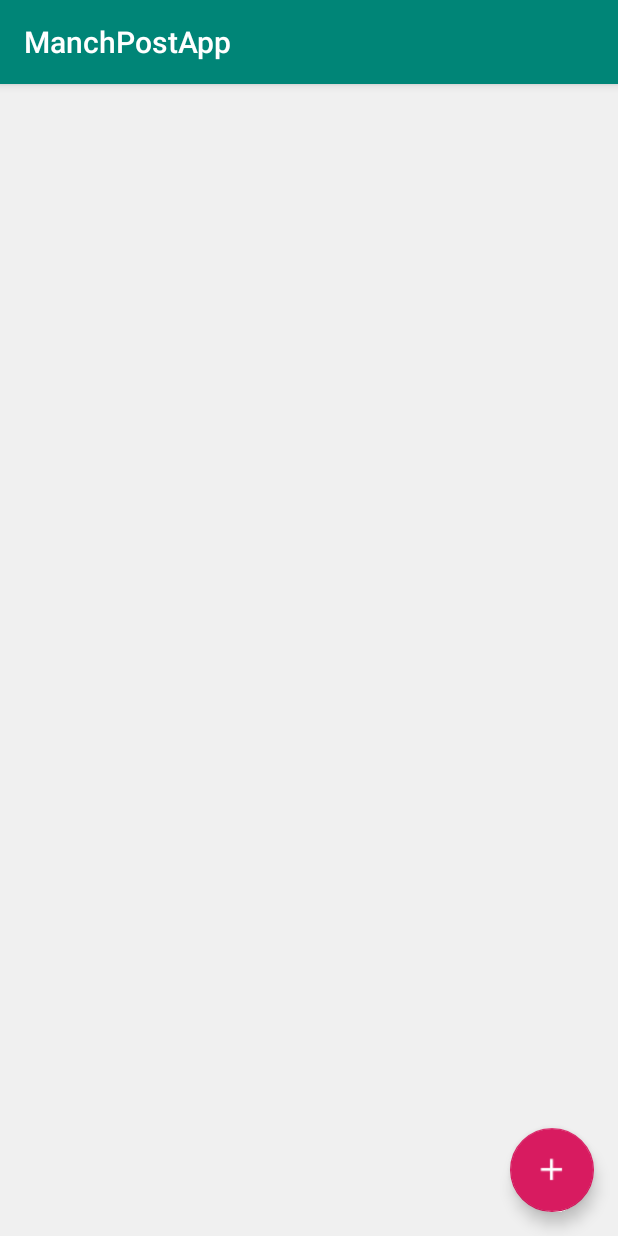
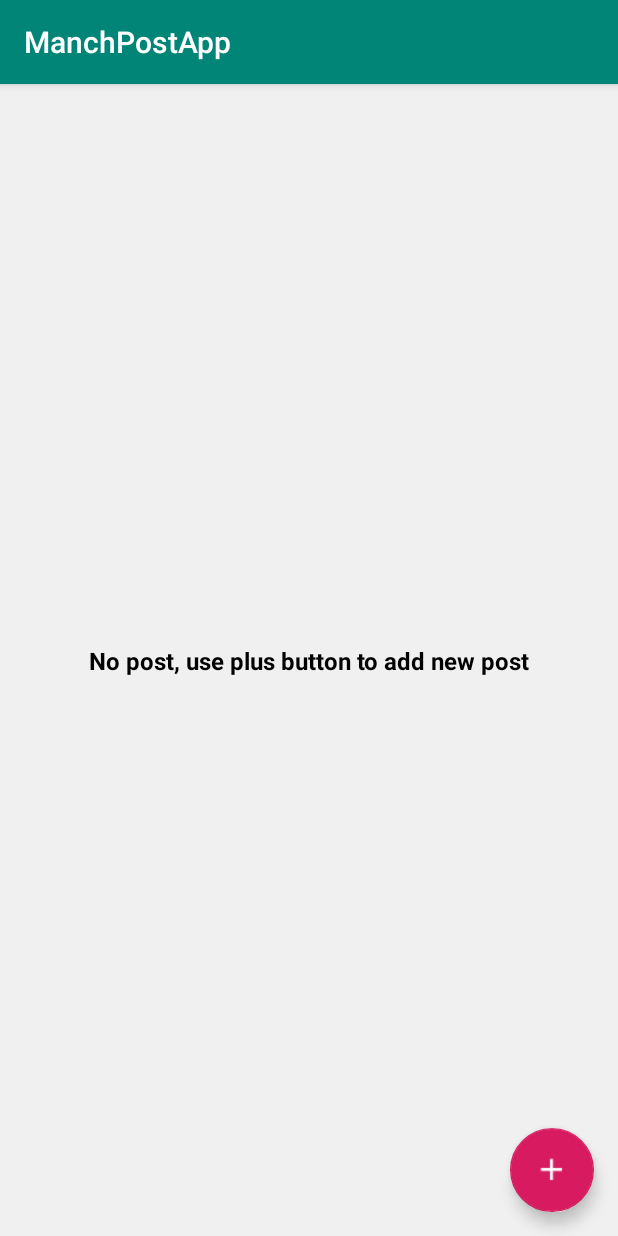
Before and after one commit to iqubalashraf/ManchTestApp, an Android app: the screen it shows after launch (MainActivity), on a phone screen of 412 x 824 dp. Run offline under Robolectric (Android 15) with nearby library versions, the phone set to English and light mode, and no system bars; our stand-ins replace Room's generated code.

Commit message:
Added no post msg

```diff
--- a/app/build.gradle
+++ b/app/build.gradle
@@ -24,34 +24,13 @@ android {
 
 dependencies {
     implementation 'com.android.support.constraint:constraint-layout:1.1.3'
-    implementation fileTree(dir: 'libs', include: ['*.jar'])
     implementation 'com.android.support:appcompat-v7:27.0.2'
     implementation 'com.android.support:design:27.0.2'
-    testImplementation 'junit:junit:4.12'
-    androidTestImplementation 'com.android.support.test:runner:1.0.1'
-    androidTestImplementation 'com.android.support.test.espresso:espresso-core:3.0.1'
-
-    /*android room from developers android*/
-
-    // ViewModel and LiveData
     implementation "android.arch.lifecycle:extensions:1.1.0"
-    // alternatively, just ViewModel
     implementation "android.arch.lifecycle:viewmodel:1.1.0"
-    // alternatively, just LiveData
     implementation "android.arch.lifecycle:livedata:1.1.0"
-
     annotationProcessor "android.arch.lifecycle:compiler:1.1.0"
-
-    // Room (use 1.1.0-alpha1 for latest alpha)
     implementation "android.arch.persistence.room:runtime:1.0.0"
     annotationProcessor "android.arch.persistence.room:compiler:1.0.0"
 
-    // Paging
-    implementation "android.arch.paging:runtime:1.0.0-alpha5"
-
-    // Test helpers for LiveData
-    testImplementation "android.arch.core:core-testing:1.1.0"
-
-    // Test helpers for Room
-    testImplementation "android.arch.persistence.room:testing:1.0.0"
 }
--- a/app/src/main/java/com/app/manchpostapp/MainActivity.java
+++ b/app/src/main/java/com/app/manchpostapp/MainActivity.java
@@ -6,6 +6,8 @@ import android.support.design.widget.FloatingActionButton;
 import android.support.v7.app.AppCompatActivity;
 import android.support.v7.widget.LinearLayoutManager;
 import android.support.v7.widget.RecyclerView;
+import android.view.View;
+import android.widget.TextView;
 
 import com.app.manchpostapp.adapters.PostListAdapter;
 import com.app.manchpostapp.data.Post;
@@ -21,6 +23,7 @@ public class MainActivity extends AppCompatActivity {
     FloatingActionButton fab_add_post;
     RecyclerView post_list;
     private PostListAdapter adapter;
+    TextView tv_no_post;
 
     @Override
     protected void onCreate(Bundle savedInstanceState) {
@@ -30,11 +33,16 @@ public class MainActivity extends AppCompatActivity {
         initializeListener();
         PostViewModel model = ViewModelProviders.of(this).get(PostViewModel.class);
         model.getPosts().observe(this, posts -> {
-            if (posts != null) {
+            if (posts != null && posts.size() > 0) {
+                post_list.setVisibility(View.VISIBLE);
+                tv_no_post.setVisibility(View.GONE);
                 Collections.reverse(posts);
                 postList = posts;
                 adapter.setPosts(posts);
                 adapter.notifyDataSetChanged();
+            } else {
+                post_list.setVisibility(View.GONE);
+                tv_no_post.setVisibility(View.VISIBLE);
             }
         });
 
@@ -43,6 +51,7 @@ public class MainActivity extends AppCompatActivity {
 
     private void initialize() {
         adapter = new PostListAdapter();
+        tv_no_post = findViewById(R.id.tv_no_post);
         fab_add_post = findViewById(R.id.fab_add_post);
         post_list = findViewById(R.id.post_list);
         post_list.setLayoutManager(new LinearLayoutManager(this));
--- a/app/src/main/res/layout/activity_main.xml
+++ b/app/src/main/res/layout/activity_main.xml
@@ -10,15 +10,28 @@
     <android.support.v7.widget.RecyclerView
         android:id="@+id/post_list"
         android:layout_width="match_parent"
-        android:layout_height="match_parent"/>
+        android:layout_height="match_parent" />
 
     <android.support.design.widget.FloatingActionButton
         android:id="@+id/fab_add_post"
+        android:layout_width="wrap_content"
+        android:layout_height="wrap_content"
+        android:layout_margin="@dimen/android_default_margin"
+        android:src="@drawable/baseline_add_white_18"
+        app:layout_constraintBottom_toBottomOf="parent"
+        app:layout_constraintEnd_toEndOf="parent" />
+
+    <TextView
+        android:id="@+id/tv_no_post"
+        android:layout_width="wrap_content"
+        android:layout_height="wrap_content"
+        app:layout_constraintBottom_toBottomOf="parent"
         app:layout_constraintEnd_toEndOf="parent"
-        app:layout_constraintBottom_toBottomOf="parent"
-        android:layout_margin="@dimen/android_default_margin"
-        android:layout_width="wrap_content"
-        android:src="@drawable/baseline_add_white_18"
-        android:layout_height="wrap_content" />
+        android:textSize="@dimen/no_post_text_size"
+        android:textStyle="bold"
+        android:textColor="@color/no_post_text_colo"
+        android:text="@string/no_post_msg"
+        app:layout_constraintStart_toStartOf="parent"
+        app:layout_constraintTop_toTopOf="parent" />
 
 </android.support.constraint.ConstraintLayout>
--- a/app/src/main/res/values/colors.xml
+++ b/app/src/main/res/values/colors.xml
@@ -6,4 +6,5 @@
     <color name="white">#FFFFFF</color>
     <color name="title_color">#000000</color>
     <color name="description_text_color">#AA000000</color>
+    <color name="no_post_text_colo">#000000</color>
 </resources>
--- a/app/src/main/res/values/dimens.xml
+++ b/app/src/main/res/values/dimens.xml
@@ -6,4 +6,5 @@
     <dimen name="title_text_size">16sp</dimen>
     <dimen name="description_text_size">14sp</dimen>
     <dimen name="common_padding">8dp</dimen>
+    <dimen name="no_post_text_size">16sp</dimen>
 </resources>
--- a/app/src/main/res/values/strings.xml
+++ b/app/src/main/res/values/strings.xml
@@ -6,4 +6,5 @@
     <string name="enter_post">Enter post</string>
     <string name="invalid_input">Invalid input</string>
     <string name="added_successfully">Added Successfully</string>
+    <string name="no_post_msg">No post, use plus button to add new post</string>
 </resources>
```
